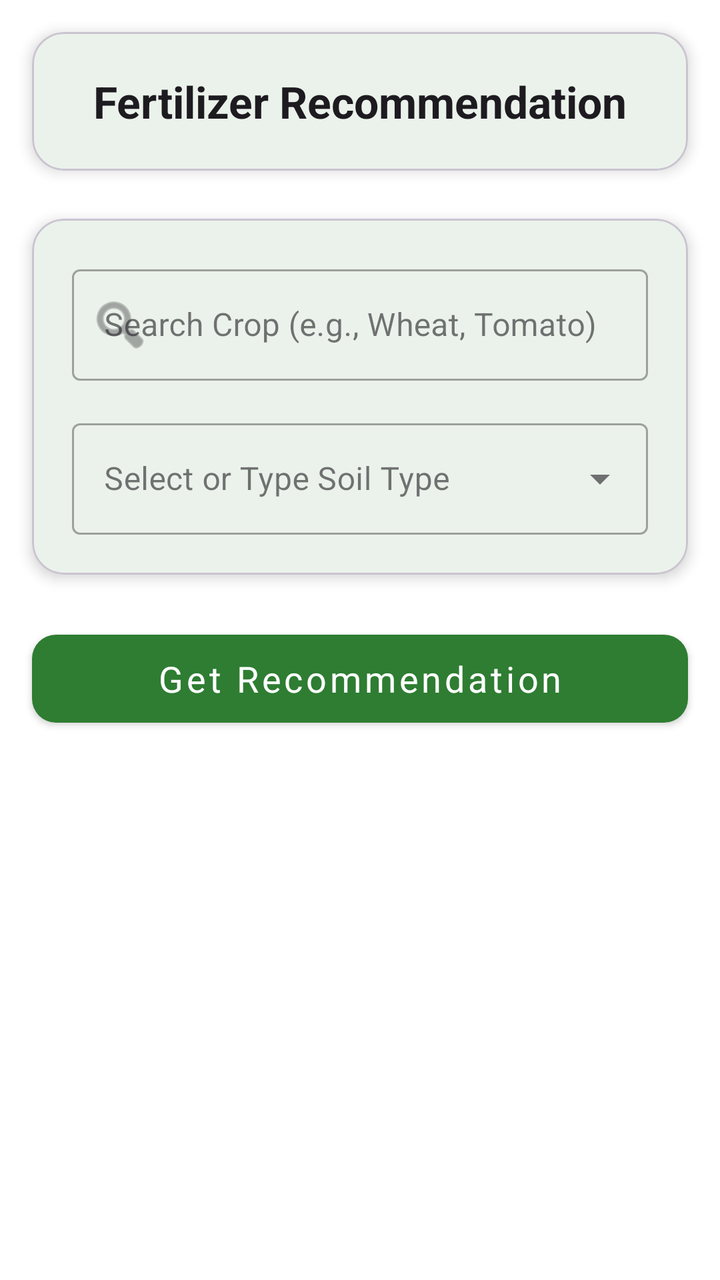
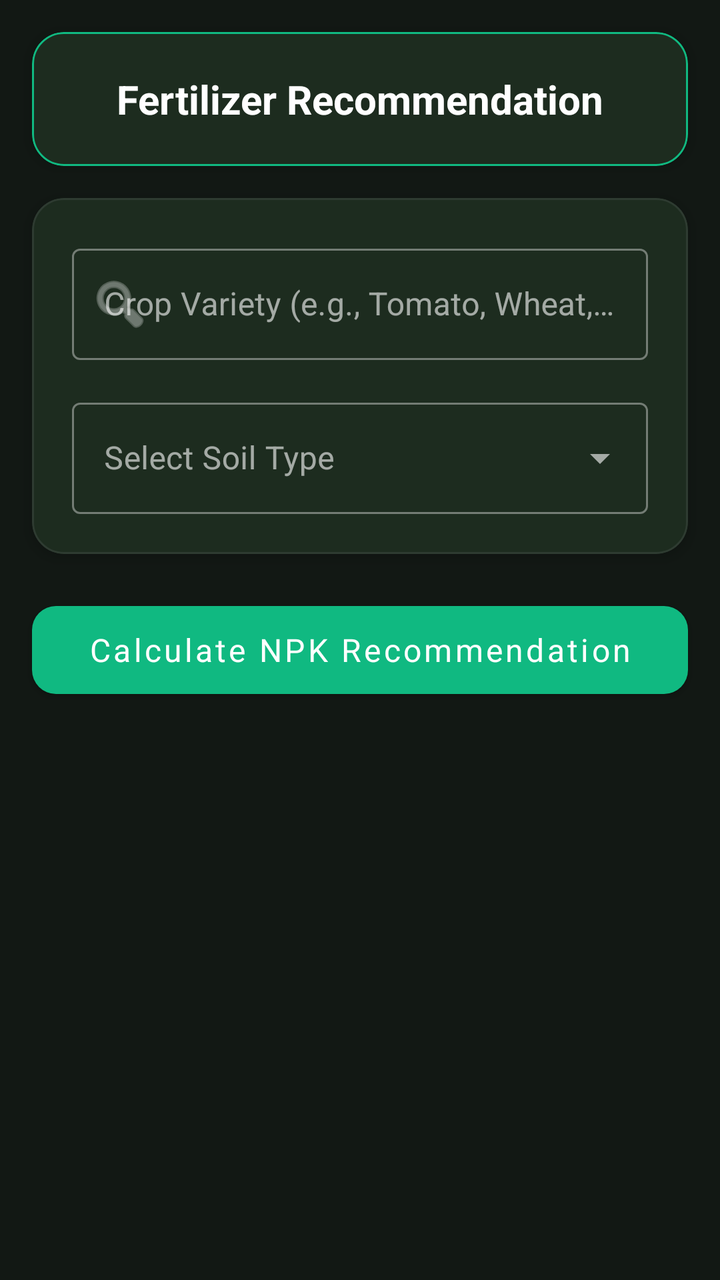

Two renders of the same Android screen: before a commit and after it. Below are the layout's source before the change and the commit's diff.
<!-- AndroidManifest.xml: application theme Theme.SmartAgriculture -->
<!-- res/layout/fragment_fertilizer.xml -->
<androidx.core.widget.NestedScrollView xmlns:android="http://schemas.android.com/apk/res/android"
    xmlns:app="http://schemas.android.com/apk/res-auto"
    android:layout_width="match_parent"
    android:layout_height="match_parent"
    android:fillViewport="true"
    android:background="?attr/colorSurface">

    <androidx.constraintlayout.widget.ConstraintLayout
        android:layout_width="match_parent"
        android:layout_height="wrap_content"
        android:paddingBottom="24dp">

        <com.google.android.material.card.MaterialCardView
            android:id="@+id/cvHeader"
            android:layout_width="match_parent"
            android:layout_height="wrap_content"
            android:layout_margin="16dp"
            app:cardBackgroundColor="?attr/colorSurface"
            app:cardCornerRadius="16dp"
            app:cardElevation="4dp"
            app:layout_constraintTop_toTopOf="parent">

            <TextView
                android:id="@+id/tvTitle"
                android:layout_width="match_parent"
                android:layout_height="wrap_content"
                android:padding="20dp"
                android:text="Fertilizer Recommendation"
                android:textColor="?attr/colorOnSurface"
                android:textSize="22sp"
                android:textStyle="bold"
                android:gravity="center"/>
        </com.google.android.material.card.MaterialCardView>

        <com.google.android.material.card.MaterialCardView
            android:id="@+id/cardInput"
            android:layout_width="match_parent"
            android:layout_height="wrap_content"
            android:layout_marginHorizontal="16dp"
            android:layout_marginTop="24dp"
            app:cardBackgroundColor="?attr/colorSurface"
            app:cardCornerRadius="16dp"
            app:cardElevation="4dp"
            app:layout_constraintTop_toBottomOf="@id/cvHeader">

            <LinearLayout
                android:layout_width="match_parent"
                android:layout_height="wrap_content"
                android:orientation="vertical"
                android:padding="20dp">

                <com.google.android.material.textfield.TextInputLayout
                    style="@style/Widget.MaterialComponents.TextInputLayout.OutlinedBox"
                    android:layout_width="match_parent"
                    android:layout_height="wrap_content"
                    android:hint="Search Crop (e.g., Wheat, Tomato)"
                    app:startIconDrawable="@android:drawable/ic_menu_search">

                    <com.google.android.material.textfield.TextInputEditText
                        android:id="@+id/etCropSearch"
                        android:layout_width="match_parent"
                        android:layout_height="wrap_content"
                        android:inputType="text" />
                </com.google.android.material.textfield.TextInputLayout>

                <com.google.android.material.textfield.TextInputLayout
                    style="@style/Widget.MaterialComponents.TextInputLayout.OutlinedBox.ExposedDropdownMenu"
                    android:layout_width="match_parent"
                    android:layout_height="wrap_content"
                    android:layout_marginTop="16dp"
                    android:hint="Select or Type Soil Type">

                    <AutoCompleteTextView
                        android:id="@+id/spinnerSoilType"
                        android:layout_width="match_parent"
                        android:layout_height="wrap_content"
                        android:inputType="text" />
                </com.google.android.material.textfield.TextInputLayout>
                
            </LinearLayout>
        </com.google.android.material.card.MaterialCardView>

        <com.google.android.material.button.MaterialButton
            android:id="@+id/btnGetRecommendation"
            android:layout_width="match_parent"
            android:layout_height="56dp"
            android:layout_marginHorizontal="16dp"
            android:layout_marginTop="24dp"
            android:text="Get Recommendation"
            android:textColor="?attr/colorOnPrimary"
            android:textAllCaps="false"
            android:textSize="18sp"
            app:backgroundTint="?attr/colorPrimary"
            app:cornerRadius="12dp"
            style="@style/Widget.MaterialComponents.Button"
            app:layout_constraintTop_toBottomOf="@id/cardInput" />

        <com.google.android.material.card.MaterialCardView
            android:id="@+id/cardResult"
            android:layout_width="match_parent"
            android:layout_height="wrap_content"
            android:layout_marginHorizontal="16dp"
            android:layout_marginTop="24dp"
            android:visibility="gone"
            app:cardBackgroundColor="?attr/colorSurface"
            app:cardCornerRadius="16dp"
            app:cardElevation="4dp"
            app:layout_constraintTop_toBottomOf="@id/btnGetRecommendation">

            <TextView
                android:id="@+id/tvResult"
                android:layout_width="match_parent"
                android:layout_height="wrap_content"
                android:padding="20dp"
                android:textSize="16sp"
                android:textColor="?attr/colorOnSurface" />

        </com.google.android.material.card.MaterialCardView>

    </androidx.constraintlayout.widget.ConstraintLayout>
</androidx.core.widget.NestedScrollView>
<!-- resources referenced by this layout -->
<resources>
  <style name="Theme.SmartAgriculture" parent="Base.Theme.SmartAgriculture" />
  <style name="Base.Theme.SmartAgriculture" parent="Theme.Material3.DayNight.NoActionBar">
          
          <item name="colorPrimary">@color/colorPrimary</item>
          <item name="colorPrimaryVariant">@color/colorPrimaryVariant</item>
          <item name="colorOnPrimary">@color/colorOnPrimary</item>
          
          
          <item name="colorSecondary">@color/colorSecondary</item>
          <item name="colorSecondaryVariant">@color/colorSecondaryVariant</item>
          <item name="colorOnSecondary">@color/colorOnSecondary</item>
          
          
          <item name="android:colorBackground">@color/colorBackground</item>
          <item name="colorSurface">@color/colorSurface</item>
          
          
          <item name="fontFamily">sans-serif</item>
      </style>
  <color name="colorPrimary">#2E7D32</color>
  <color name="colorPrimaryVariant">#1B5E20</color>
  <color name="colorOnPrimary">#FFFFFF</color>
  <color name="colorSecondary">#81C784</color>
  <color name="colorSecondaryVariant">#66BB6A</color>
  <color name="colorOnSecondary">#000000</color>
  <color name="colorBackground">#F5F5F5</color>
  <color name="colorSurface">#FFFFFF</color>
</resources>

<!-- the commit's change to res/layout/fragment_fertilizer.xml (unified diff, before → after) -->
@@ -1,23 +1,27 @@
+<?xml version="1.0" encoding="utf-8"?>
+
 <androidx.core.widget.NestedScrollView xmlns:android="http://schemas.android.com/apk/res/android"
     xmlns:app="http://schemas.android.com/apk/res-auto"
     android:layout_width="match_parent"
     android:layout_height="match_parent"
     android:fillViewport="true"
-    android:background="?attr/colorSurface">
+    android:background="#121814">
 
     <androidx.constraintlayout.widget.ConstraintLayout
         android:layout_width="match_parent"
         android:layout_height="wrap_content"
-        android:paddingBottom="24dp">
+        android:paddingBottom="40dp">
 
         <com.google.android.material.card.MaterialCardView
             android:id="@+id/cvHeader"
             android:layout_width="match_parent"
             android:layout_height="wrap_content"
             android:layout_margin="16dp"
-            app:cardBackgroundColor="?attr/colorSurface"
+            app:cardBackgroundColor="#1C241E"
             app:cardCornerRadius="16dp"
             app:cardElevation="4dp"
+            app:strokeColor="#10B981"
+            app:strokeWidth="1dp"
             app:layout_constraintTop_toTopOf="parent">
 
             <TextView
@@ -26,8 +30,8 @@
                 android:layout_height="wrap_content"
                 android:padding="20dp"
                 android:text="Fertilizer Recommendation"
-                android:textColor="?attr/colorOnSurface"
-                android:textSize="22sp"
+                android:textColor="#FFFFFF"
+                android:textSize="20sp"
                 android:textStyle="bold"
                 android:gravity="center"/>
         </com.google.android.material.card.MaterialCardView>
@@ -37,10 +41,12 @@
             android:layout_width="match_parent"
             android:layout_height="wrap_content"
             android:layout_marginHorizontal="16dp"
-            android:layout_marginTop="24dp"
-            app:cardBackgroundColor="?attr/colorSurface"
+            android:layout_marginTop="16dp"
+            app:cardBackgroundColor="#1C241E"
             app:cardCornerRadius="16dp"
             app:cardElevation="4dp"
+            app:strokeColor="#2E3B31"
+            app:strokeWidth="1dp"
             app:layout_constraintTop_toBottomOf="@id/cvHeader">
 
             <LinearLayout
@@ -53,13 +59,15 @@
                     style="@style/Widget.MaterialComponents.TextInputLayout.OutlinedBox"
                     android:layout_width="match_parent"
                     android:layout_height="wrap_content"
-                    android:hint="Search Crop (e.g., Wheat, Tomato)"
+                    android:hint="Crop Variety (e.g., Tomato, Wheat, Rice)"
+                    app:hintTextColor="#10B981"
                     app:startIconDrawable="@android:drawable/ic_menu_search">
 
                     <com.google.android.material.textfield.TextInputEditText
                         android:id="@+id/etCropSearch"
                         android:layout_width="match_parent"
                         android:layout_height="wrap_content"
+                        android:textColor="#FFFFFF"
                         android:inputType="text" />
                 </com.google.android.material.textfield.TextInputLayout>
 
@@ -68,12 +76,14 @@
                     android:layout_width="match_parent"
                     android:layout_height="wrap_content"
                     android:layout_marginTop="16dp"
-                    android:hint="Select or Type Soil Type">
+                    android:hint="Select Soil Type"
+                    app:hintTextColor="#10B981">
 
                     <AutoCompleteTextView
                         android:id="@+id/spinnerSoilType"
                         android:layout_width="match_parent"
                         android:layout_height="wrap_content"
+                        android:textColor="#FFFFFF"
                         android:inputType="text" />
                 </com.google.android.material.textfield.TextInputLayout>
                 
@@ -85,12 +95,12 @@
             android:layout_width="match_parent"
             android:layout_height="56dp"
             android:layout_marginHorizontal="16dp"
-            android:layout_marginTop="24dp"
-            android:text="Get Recommendation"
-            android:textColor="?attr/colorOnPrimary"
+            android:layout_marginTop="20dp"
+            android:text="Calculate NPK Recommendation"
+            android:textColor="#FFFFFF"
             android:textAllCaps="false"
-            android:textSize="18sp"
-            app:backgroundTint="?attr/colorPrimary"
+            android:textSize="16sp"
+            app:backgroundTint="#10B981"
             app:cornerRadius="12dp"
             style="@style/Widget.MaterialComponents.Button"
             app:layout_constraintTop_toBottomOf="@id/cardInput" />
@@ -100,11 +110,13 @@
             android:layout_width="match_parent"
             android:layout_height="wrap_content"
             android:layout_marginHorizontal="16dp"
-            android:layout_marginTop="24dp"
+            android:layout_marginTop="20dp"
             android:visibility="gone"
-            app:cardBackgroundColor="?attr/colorSurface"
+            app:cardBackgroundColor="#1C241E"
             app:cardCornerRadius="16dp"
             app:cardElevation="4dp"
+            app:strokeColor="#10B981"
+            app:strokeWidth="1dp"
             app:layout_constraintTop_toBottomOf="@id/btnGetRecommendation">
 
             <TextView
@@ -112,8 +124,9 @@
                 android:layout_width="match_parent"
                 android:layout_height="wrap_content"
                 android:padding="20dp"
-                android:textSize="16sp"
-                android:textColor="?attr/colorOnSurface" />
+                android:textSize="15sp"
+                android:lineSpacingExtra="4dp"
+                android:textColor="#FFFFFF" />
 
         </com.google.android.material.card.MaterialCardView>
 
<!-- resource entries referenced after the edit -->
@@ -13,8 +13,11 @@
           <item name="colorOnSecondary">@color/colorOnSecondary</item>
           
           
-          <item name="android:colorBackground">@color/colorBackground</item>
-          <item name="colorSurface">@color/colorSurface</item>
+          <item name="android:colorBackground">#121814</item>
+          <item name="colorSurface">#1C241E</item>
+          <item name="colorSurfaceVariant">#242E27</item>
+          <item name="colorOnSurface">#FFFFFF</item>
+          <item name="colorOnSurfaceVariant">#9CA3AF</item>
           
           
           <item name="fontFamily">sans-serif</item>
@@ -25,7 +28,5 @@
   <color name="colorSecondary">#81C784</color>
   <color name="colorSecondaryVariant">#66BB6A</color>
   <color name="colorOnSecondary">#000000</color>
-  <color name="colorBackground">#F5F5F5</color>
-  <color name="colorSurface">#FFFFFF</color>
 </resources>
 
